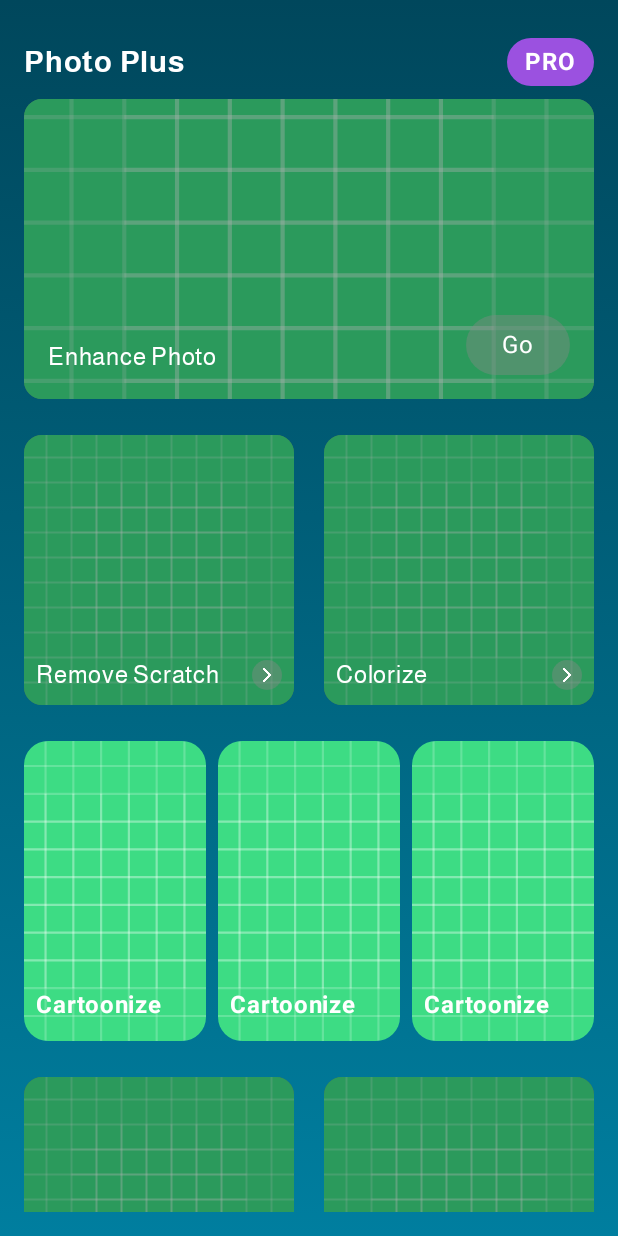
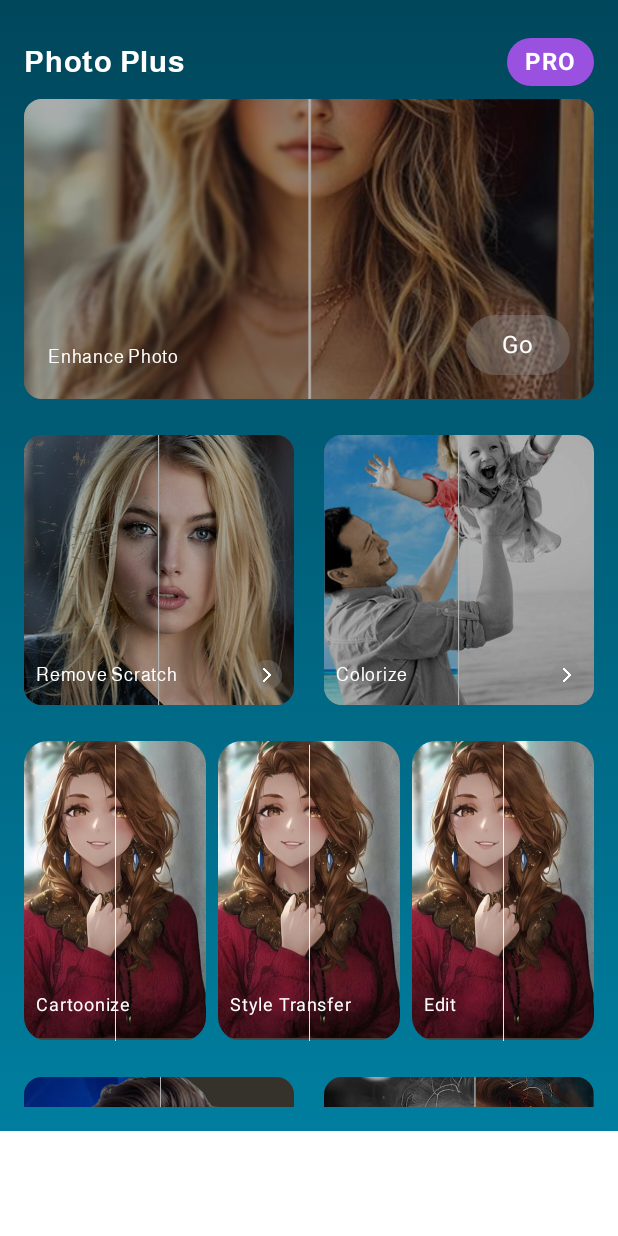
Before and after one commit to TanveerAhmed606050/PhotoFilter, an Android app built with Jetpack Compose: the @Preview function HomeScreenPreview, on a phone screen of 412 x 824 dp. Run offline under Robolectric (Android 15) with nearby library versions, the phone set to English and light mode, and no system bars; pictures from the network do not load.

Commit message:
add some images and minor changes in profile screen

```diff
--- a/app/src/main/java/com/arb/app/photoeffect/ui/screen/home/HomeScreen.kt
+++ b/app/src/main/java/com/arb/app/photoeffect/ui/screen/home/HomeScreen.kt
@@ -50,7 +50,7 @@ fun HomeScreen(navController: NavController) {
 @Composable
 fun HomeScreenUI() {
     Column(
-        modifier = Modifier
+        modifier = Modifier.padding(bottom = 70.dp)
             .fillMaxSize()
             .background(
                 Brush.verticalGradient(
@@ -66,7 +66,7 @@ fun HomeScreenUI() {
         Spacer(modifier = Modifier.statusBarsPadding())
         Header()
         CardWithImageAndText(
-            imageRes = R.drawable.ic_launcher_background,
+            imageRes = R.drawable.enhance_photo,
             title = "Enhance Photo",
             buttonText = stringResource(id = R.string.go)
         )
@@ -78,13 +78,13 @@ fun HomeScreenUI() {
         ) {
             SmallFeatureCard(
                 "Remove Scratch",
-                R.drawable.ic_launcher_background,
+                R.drawable.remove_scratch,
                 modifier = Modifier.weight(1f),
                 showArrow = true,
             )
             SmallFeatureCard(
                 "Colorize",
-                R.drawable.ic_launcher_background,
+                R.drawable.colourize,
                 showArrow = true,
                 modifier = Modifier.weight(1f)
             )
@@ -102,12 +102,12 @@ fun HomeScreenUI() {
                 modifier = Modifier.weight(1f)
             )
             PhotoCard(
-                title = "Cartoonize",
+                title = "Style Transfer",
                 imageUrl = "",
                 modifier = Modifier.weight(1f)
             )
             PhotoCard(
-                title = "Cartoonize",
+                title = "Edit",
                 imageUrl = "",
                 modifier = Modifier.weight(1f)
             )
@@ -121,13 +121,13 @@ fun HomeScreenUI() {
         ) {
             SmallFeatureCard(
                 "Portrait Cutout",
-                R.drawable.ic_launcher_background,
+                R.drawable.potrait_cutout,
                 showArrow = true,
                 modifier = Modifier.weight(1f)
             )
             SmallFeatureCard(
                 "Art Filter",
-                R.drawable.ic_launcher_background,
+                R.drawable.art_filter,
                 showArrow = true,
                 modifier = Modifier.weight(1f)
             )
@@ -156,8 +156,8 @@ fun PhotoCard(
             contentDescription = title,
             contentScale = ContentScale.Crop,
             modifier = Modifier.matchParentSize(),
-            error = painterResource(id = R.drawable.ic_launcher_background),
-            placeholder = painterResource(id = R.drawable.ic_launcher_background)
+            error = painterResource(id = R.drawable.cartonize),
+            placeholder = painterResource(id = R.drawable.cartonize)
         )
         Row(
             horizontalArrangement = Arrangement.SpaceBetween,
@@ -169,8 +169,8 @@ fun PhotoCard(
             Text(
                 text = title,
                 color = Color.White,
-                fontSize = 16.sp,
-                fontWeight = FontWeight.Bold,
+                fontSize = 12.sp,
+                fontWeight = FontWeight.Normal,
                 modifier = Modifier.padding(bottom = 4.dp)
             )
         }
@@ -207,7 +207,7 @@ fun CardWithImageAndText(
                 .padding(16.dp)
         ) {
             Text(
-                title, color = Color.White, fontSize = 16.sp,
+                title, color = Color.White, fontSize = 12.sp,
                 fontFamily = RegularFont
             )
         }
@@ -255,7 +255,7 @@ fun SmallFeatureCard(
             Text(
                 text = title,
                 color = Color.White,
-                fontSize = 16.sp,
+                fontSize = 12.sp,
                 textAlign = TextAlign.Start,
                 fontFamily = RegularFont,
                 modifier = Modifier.weight(1f),
--- a/app/src/main/java/com/arb/app/photoeffect/ui/screen/profile/SettingScreen.kt
+++ b/app/src/main/java/com/arb/app/photoeffect/ui/screen/profile/SettingScreen.kt
@@ -1,6 +1,7 @@
 package com.arb.app.photoeffect.ui.screen.profile
 
 import androidx.compose.foundation.background
+import androidx.compose.foundation.border
 import androidx.compose.foundation.layout.Box
 import androidx.compose.foundation.layout.Column
 import androidx.compose.foundation.layout.Row
@@ -53,14 +54,18 @@ fun SettingScreenUI() {
         Spacer(modifier = Modifier.statusBarsPadding())
         Header()
         Spacer(modifier = Modifier.height(20.dp))
-        Box(modifier = Modifier.background(Color.Black, shape = RoundedCornerShape(12.dp))) {
+        Box(modifier = Modifier
+            .border(1.dp, Color.White, RoundedCornerShape(12.dp))
+            .background(Color.Transparent, shape = RoundedCornerShape(12.dp))) {
             SettingSimpleRow(
                 stringResource(id = R.string.upgrade_pro), R.drawable.pro_plan,
                 color = Color.Yellow
             )
         }
         Spacer(modifier = Modifier.height(20.dp))
-        Column(modifier = Modifier.background(Color.Black, shape = RoundedCornerShape(12.dp))) {
+        Column(modifier =
+            Modifier.border(1.dp, Color.White, RoundedCornerShape(12.dp))
+            .background(Color.Transparent, shape = RoundedCornerShape(12.dp))) {
             SettingSimpleRow(
                 stringResource(id = R.string.remove_ads), R.drawable.remove_ads
             )
```
Also changed, not shown: app/src/main/res/drawable/art_filter.png (added), app/src/main/res/drawable/cartonize.png (added), app/src/main/res/drawable/colourize.png (added), app/src/main/res/drawable/enhance_photo.png (added), app/src/main/res/drawable/potrait_cutout.png (added), app/src/main/res/drawable/remove_scratch.png (added).
